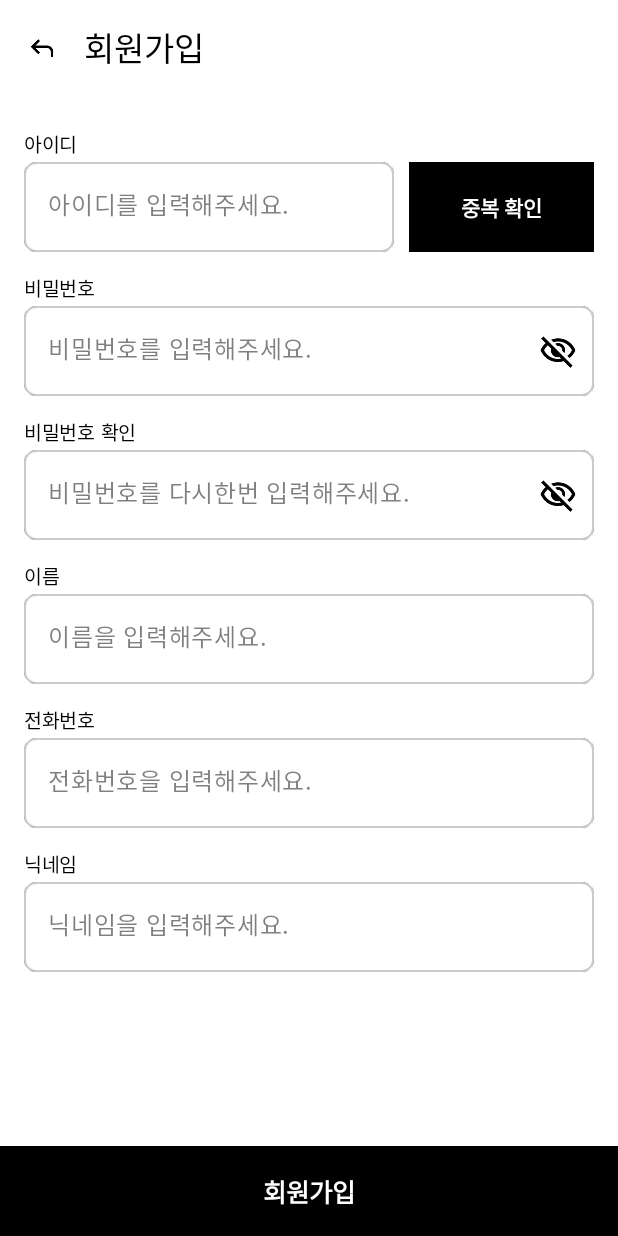
After one commit to AOS3/AOS3-FinalProject-BookVerse-Blank, an Android app built with Jetpack Compose: the composable RegisterScreen shown on its own in the app's theme, on a phone screen of 412 x 824 dp. The commit adds this screen. Run offline under Robolectric (Android 15) with nearby library versions, the phone set to English and light mode, and no system bars; our stand-ins replace Dagger/Hilt's generated code, Timber; Roboto replaces fonts that are not available here; 2 statements that could not run were skipped.

Commit message:
Feat: 회원가입 화면 추가 및 체크박스,툴바,바텀시트 컴포넌트 추가

```diff
--- /dev/null
+++ b/app/src/main/java/com/blank/bookverse/presentation/common/BookVerseBottomSheet.kt
@@ -0,0 +1,44 @@
+package com.blank.bookverse.presentation.common
+
+
+import androidx.compose.material3.ExperimentalMaterial3Api
+import androidx.compose.material3.ModalBottomSheet
+import androidx.compose.runtime.Composable
+import androidx.compose.runtime.LaunchedEffect
+import androidx.compose.runtime.MutableState
+import androidx.compose.runtime.mutableStateOf
+import androidx.compose.runtime.remember
+
+
+@OptIn(ExperimentalMaterial3Api::class)
+@Composable
+fun BookVerseBottomSheet(
+    visible: MutableState<Boolean>,
+    content: @Composable () -> Unit
+) {
+    // visible 값에 따라 BottomSheet를 열고 닫는 방식
+    val sheetState = remember { mutableStateOf(visible.value) }
+
+    // visible 값이 변경될 때마다 상태를 반영
+    LaunchedEffect(visible.value) {
+        sheetState.value = visible.value
+    }
+
+    if (sheetState.value) {
+        ModalBottomSheet(
+            onDismissRequest = {
+                visible.value = false
+            }
+        ) {
+            content()
+        }
+    }
+}
+
+
+//   val customBottomSheetVisible = remember { mutableStateOf(true) }
+//       BookVerseBottomSheet(
+//           visible = customBottomSheetVisible
+//       ) {
+//           Text(text = "여기는 BottomSheet 내용입니다.")
+//       }
--- a/app/src/main/java/com/blank/bookverse/presentation/navigation/NavGraphTest.kt
+++ b/app/src/main/java/com/blank/bookverse/presentation/navigation/NavGraphTest.kt
@@ -9,6 +9,7 @@ import androidx.navigation.compose.NavHost
 import androidx.navigation.compose.composable
 import androidx.navigation.compose.rememberNavController
 import com.blank.bookverse.presentation.ui.login.LoginScreen
+import com.blank.bookverse.presentation.ui.register.RegisterScreen
 import com.blank.bookverse.presentation.ui.splash.SplashScreen
 import com.blank.bookverse.presentation.ui.login.LoginScreen
 import com.blank.bookverse.presentation.ui.splash.SplashScreen
@@ -42,5 +43,7 @@ fun NavGraphTest(navController: NavHostController, modifier: Modifier = Modifier
         composable(MainNavItem.Splash.route) { SplashScreen(navController) }
         // 로그인
         composable(MainNavItem.Login.route) { LoginScreen(navController) }
+        // 회원가입
+        composable(MainNavItem.Register.route) { RegisterScreen(navController) }
     }
 }
--- a/app/src/main/java/com/blank/bookverse/presentation/navigation/NavItem.kt
+++ b/app/src/main/java/com/blank/bookverse/presentation/navigation/NavItem.kt
@@ -15,6 +15,7 @@ sealed class BottomNavItem(val route: String, val icon: ImageVector, val label:
 sealed class MainNavItem(val route: String, val label: String) {
     data object Splash : MainNavItem("splash", "스플래쉬")
     data object Login : MainNavItem("login", "로그인")
+    data object Register : MainNavItem("register", "회원가입")
     data object BookDetail : MainNavItem("book_detail", "책 상세")
     data object MoreQuote : MainNavItem("more_quote", "더보기")
 }
--- /dev/null
+++ b/app/src/main/java/com/blank/bookverse/presentation/ui/register/RegisterScreen.kt
@@ -0,0 +1,362 @@
+package com.blank.bookverse.presentation.ui.register
+
+
+import androidx.compose.foundation.background
+import androidx.compose.foundation.border
+import androidx.compose.foundation.layout.Box
+import androidx.compose.foundation.layout.Column
+import androidx.compose.foundation.layout.Row
+import androidx.compose.foundation.layout.Spacer
+import androidx.compose.foundation.layout.fillMaxHeight
+import androidx.compose.foundation.layout.fillMaxSize
+import androidx.compose.foundation.layout.fillMaxWidth
+import androidx.compose.foundation.layout.height
+import androidx.compose.foundation.layout.padding
+import androidx.compose.foundation.layout.size
+import androidx.compose.foundation.layout.width
+import androidx.compose.foundation.rememberScrollState
+import androidx.compose.foundation.shape.RoundedCornerShape
+import androidx.compose.foundation.verticalScroll
+import androidx.compose.material3.Icon
+import androidx.compose.material3.IconButton
+import androidx.compose.material3.Scaffold
+import androidx.compose.material3.Text
+import androidx.compose.runtime.Composable
+import androidx.compose.runtime.getValue
+import androidx.compose.runtime.mutableStateOf
+import androidx.compose.runtime.remember
+import androidx.compose.runtime.setValue
+import androidx.compose.ui.Alignment
+import androidx.compose.ui.Modifier
+import androidx.compose.ui.draw.clip
+import androidx.compose.ui.graphics.Color
+import androidx.compose.ui.res.painterResource
+import androidx.compose.ui.text.TextStyle
+import androidx.compose.ui.text.font.FontWeight
+import androidx.compose.ui.unit.dp
+import androidx.compose.ui.unit.sp
+import androidx.hilt.navigation.compose.hiltViewModel
+import androidx.navigation.NavHostController
+import com.blank.bookverse.R
+import com.blank.bookverse.presentation.common.BookVerseBottomSheet
+import com.blank.bookverse.presentation.common.BookVerseButton
+import com.blank.bookverse.presentation.common.BookVerseCheckBox
+import com.blank.bookverse.presentation.common.BookVerseTextField
+import com.blank.bookverse.presentation.common.BookVerseToolbar
+import com.blank.bookverse.presentation.common.LikeLionOutlinedTextFieldEndIconMode
+import com.blank.bookverse.presentation.common.LikeLionOutlinedTextFieldInputType
+import timber.log.Timber
+
+@Composable
+fun RegisterScreen(
+    navController: NavHostController,
+    registerViewModel: RegisterViewModel = hiltViewModel()
+) {
+    Scaffold(
+        topBar = {
+            BookVerseToolbar(title = "회원가입",
+                navigationIcon = {
+                    IconButton(onClick = {
+                        navController.popBackStack()
+                    }) {
+                        Icon(
+                            painterResource(id = R.drawable.ic_back_arrow),
+                            contentDescription = null,
+                            modifier = Modifier.size(20.dp)
+                        )
+                    }
+                })
+        },
+        modifier = Modifier.background(Color.White)
+    ) {
+
+        // checkBox
+        var checkedState by remember { mutableStateOf(false) }
+
+        // bottomSheet
+        val registerBottomSheetState = remember { mutableStateOf(false) }
+
+        // id
+        val registerUserIdState =
+            remember { mutableStateOf(registerViewModel.registerUserId.value) }
+        // pw
+        val registerUserPwState =
+            remember { mutableStateOf(registerViewModel.registerUserPw.value) }
+        // pw Check
+        val registerUserPwCheckState =
+            remember { mutableStateOf(registerViewModel.registerUserPwCheck.value) }
+        // name
+        val registerUserNameState =
+            remember { mutableStateOf(registerViewModel.registerUserNameCheck.value) }
+        // phoneNumber
+        val registerUserPhoneNumberState =
+            remember { mutableStateOf(registerViewModel.registerUserPhoneNumber.value) }
+        // nickName
+        val registerUserNickNameState =
+            remember { mutableStateOf(registerViewModel.registerUserNickName.value) }
+
+        Column(
+            modifier = Modifier
+                .background(Color.White)
+                .fillMaxSize()
+                .padding(it)
+                .padding(start = 16.dp, end = 16.dp, top = 20.dp)
+                .verticalScroll(rememberScrollState())
+        ) {
+            Text(
+                text = "아이디",
+                color = Color.Black,
+                fontWeight = FontWeight.Bold,
+                fontSize = 13.sp
+            )
+
+            Row(
+                modifier = Modifier
+                    .fillMaxWidth()
+                    .height(60.dp)
+            ) {
+
+                // ID
+                Box(
+                    modifier = Modifier
+                        .weight(2f)
+                ) {
+                    BookVerseTextField(
+                        textFieldValue = registerUserIdState,
+                        onValueChange = registerViewModel::onUserIdChanged,
+                        placeHolder = "아이디를 입력해주세요.",
+                        modifier = Modifier
+                            .clip(RoundedCornerShape(8.dp))
+                            .background(Color.White)
+                            .border(1.dp, Color.LightGray, RoundedCornerShape(8.dp))
+                            .fillMaxHeight()
+                            .fillMaxWidth(),
+                        trailingIconMode = LikeLionOutlinedTextFieldEndIconMode.TEXT,
+                    )
+                }
+
+                Spacer(modifier = Modifier.width(10.dp))
+
+                Box(
+                    modifier = Modifier
+                        .weight(1f)
+                ) {
+                    BookVerseButton(
+                        text = "중복 확인",
+                        onClick = {
+                            Timber.e("중복 확인 처리")
+                        },
+                        backgroundColor = Color.Black,
+                        textColor = Color.White,
+                        modifier = Modifier
+                            .fillMaxHeight()
+                            .fillMaxWidth(),
+                        textStyle = TextStyle(fontSize = 14.sp, fontWeight = FontWeight.Bold)
+                    )
+                }
+            }
+            Text(
+                text = "비밀번호",
+                color = Color.Black,
+                fontWeight = FontWeight.Bold,
+                fontSize = 13.sp,
+                modifier = Modifier.padding(top = 12.dp)
+            )
+
+            // PW
+            BookVerseTextField(
+                textFieldValue = registerUserPwState,
+                onValueChange = registerViewModel::onUserPwChanged,
+                placeHolder = "비밀번호를 입력해주세요.",
+                modifier = Modifier
+                    .fillMaxWidth()
+                    .height(60.dp)
+                    .clip(RoundedCornerShape(8.dp))
+                    .background(
+                        Color.White,
+                        shape = RoundedCornerShape(8.dp)
+                    )
+                    .border(1.dp, Color.LightGray, RoundedCornerShape(8.dp)),
+                inputType = LikeLionOutlinedTextFieldInputType.PASSWORD,
+                trailingIconMode = LikeLionOutlinedTextFieldEndIconMode.PASSWORD
+            )
+
+            Text(
+                text = "비밀번호 확인",
+                color = Color.Black,
+                fontWeight = FontWeight.Bold,
+                fontSize = 13.sp,
+                modifier = Modifier.padding(top = 12.dp)
+            )
+
+            // PW Check
+            BookVerseTextField(
+                textFieldValue = registerUserPwCheckState,
+                onValueChange = registerViewModel::onUserPwCheckChanged,
+                placeHolder = "비밀번호를 다시한번 입력해주세요.",
+                modifier = Modifier
+                    .fillMaxWidth()
+                    .height(60.dp)
+                    .clip(RoundedCornerShape(8.dp))
+                    .background(
+                        Color.White,
+                        shape = RoundedCornerShape(8.dp)
+                    )
+                    .border(1.dp, Color.LightGray, RoundedCornerShape(8.dp)),
+                inputType = LikeLionOutlinedTextFieldInputType.PASSWORD,
+                trailingIconMode = LikeLionOutlinedTextFieldEndIconMode.PASSWORD
+            )
+
+            Text(
+                text = "이름",
+                color = Color.Black,
+                fontWeight = FontWeight.Bold,
+                fontSize = 13.sp,
+                modifier = Modifier.padding(top = 12.dp)
+            )
+
+            // Name
+            BookVerseTextField(
+                textFieldValue = registerUserNameState,
+                onValueChange = registerViewModel::onUserNameChanged,
+                placeHolder = "이름을 입력해주세요.",
+                modifier = Modifier
+                    .fillMaxWidth()
+                    .height(60.dp)
+                    .clip(RoundedCornerShape(8.dp))
+                    .background(
+                        Color.White,
+                        shape = RoundedCornerShape(8.dp)
+                    )
+                    .border(1.dp, Color.LightGray, RoundedCornerShape(8.dp)),
+                inputType = LikeLionOutlinedTextFieldInputType.TEXT,
+                trailingIconMode = LikeLionOutlinedTextFieldEndIconMode.TEXT
+            )
+
+            Text(
+                text = "전화번호",
+                color = Color.Black,
+                fontWeight = FontWeight.Bold,
+                fontSize = 13.sp,
+                modifier = Modifier.padding(top = 12.dp)
+            )
+
+            // PhoneNumber
+            BookVerseTextField(
+                textFieldValue = registerUserPhoneNumberState,
+                onValueChange = registerViewModel::onUserPhoneNumberChanged,
+                placeHolder = "전화번호을 입력해주세요.",
+                modifier = Modifier
+                    .fillMaxWidth()
+                    .height(60.dp)
+                    .clip(RoundedCornerShape(8.dp))
+                    .background(
+                        Color.White,
+                        shape = RoundedCornerShape(8.dp)
+                    )
+                    .border(1.dp, Color.LightGray, RoundedCornerShape(8.dp)),
+                inputType = LikeLionOutlinedTextFieldInputType.NUMBER,
+                trailingIconMode = LikeLionOutlinedTextFieldEndIconMode.TEXT
+            )
+
+            Text(
+                text = "닉네임",
+                color = Color.Black,
+                fontWeight = FontWeight.Bold,
+                fontSize = 13.sp,
+                modifier = Modifier.padding(top = 12.dp)
+            )
+
+            // NickName
+            BookVerseTextField(
+                textFieldValue = registerUserNickNameState,
+                onValueChange = registerViewModel::onUserNickNameChanged,
+                placeHolder = "닉네임을 입력해주세요.",
+                modifier = Modifier
+                    .fillMaxWidth()
+                    .height(60.dp)
+                    .clip(RoundedCornerShape(8.dp))
+                    .background(
+                        Color.White,
+                        shape = RoundedCornerShape(8.dp)
+                    )
+                    .border(1.dp, Color.LightGray, RoundedCornerShape(8.dp)),
+                inputType = LikeLionOutlinedTextFieldInputType.TEXT,
+                trailingIconMode = LikeLionOutlinedTextFieldEndIconMode.TEXT
+            )
+        }
+        Box(
+            modifier = Modifier
+                .fillMaxSize()
+                .fillMaxHeight()
+        ) {
+            // Register
+            BookVerseButton(
+                text = "회원가입",
+                onClick = {
+                    Timber.e("회원가입 처리")
+                    Timber.e("${registerViewModel.registerUserId.value}")
+                    registerBottomSheetState.value = true
+                },
+                backgroundColor = Color.Black,
+                textColor = Color.White,
+                modifier = Modifier
+                    .height(60.dp)
+                    .fillMaxWidth()
+                    .align(Alignment.BottomCenter),
+                textStyle = TextStyle(fontSize = 17.sp, fontWeight = FontWeight.Bold)
+            )
+        }
+
+        // bottomSheet
+        BookVerseBottomSheet(
+            visible = registerBottomSheetState,
+        ) {
+            Column(
+                modifier = Modifier
+                    .fillMaxWidth()
+                    .padding(start = 10.dp, end = 10.dp)
+                    .background(Color.White)
+            ) {
+                Text(
+                    text = """
+               📌 개인정보 수집 및 이용 동의서
+               1. 개인정보의 수집 및 이용 목적
+               회사는 회원가입 및 서비스 이용을 위해 아래와 같은 개인정보를 수집합니다.
+               2. 수집하는 개인정보 항목
+               필수 항목: 이름, 아이디, 비밀번호, 연락처, 닉네임
+               3. 개인정보 보유 및 이용 기간
+               회원 탈퇴 후 30일까지 보관 후 즉시 파기하며, 관련 법령에 따라 일정 기간 보관이 필요한 경우 해당 기간 동안 보관 후 삭제합니다.
+               4. 동의 거부 권리 및 불이익
+               이용자는 개인정보 제공에 동의하지 않을 권리가 있으며, 필수 항목 동의 거부 시 서비스 이용이 제한될 수 있습니다. 선택 항목 미동의 시에도 기본적인 서비스 이용은 가능합니다.
+           """.trimIndent(),
+                    fontSize = 15.sp
+                )
+
+                Spacer(modifier = Modifier.height(30.dp))
+
+                BookVerseCheckBox(
+                    checkedState,
+                    { checkedState = it },
+                    text = "[필수] 개인정보 수집 및 이용에 동의합니다."
+                )
+
+                Spacer(modifier = Modifier.height(30.dp))
+
+                // agree
+                BookVerseButton(
+                    text = "가입하기",
+                    onClick = {
+                        registerBottomSheetState.value = true
+                    },
+                    backgroundColor = Color.Black,
+                    textColor = Color.White,
+                    modifier = Modifier
+                        .height(60.dp)
+                        .fillMaxWidth(),
+                    textStyle = TextStyle(fontSize = 17.sp, fontWeight = FontWeight.Bold)
+                )
+            }
+        }
+    }
+}
--- /dev/null
+++ b/app/src/main/java/com/blank/bookverse/presentation/ui/register/RegisterViewModel.kt
@@ -0,0 +1,76 @@
+package com.blank.bookverse.presentation.ui.register
+
+
+import androidx.lifecycle.ViewModel
+import dagger.hilt.android.lifecycle.HiltViewModel
+import kotlinx.coroutines.flow.MutableStateFlow
+import kotlinx.coroutines.flow.asStateFlow
+import javax.inject.Inject
+
+@HiltViewModel
+class RegisterViewModel @Inject constructor(
+
+):ViewModel() {
+    // 회원가입 아이디 상태 관리
+    private val _registerUserId = MutableStateFlow("")
+    val registerUserId = _registerUserId.asStateFlow()
+
+    // 회원가입 비밀번호 상태 관리
+    private val _registerUserPw = MutableStateFlow("")
+    val registerUserPw = _registerUserPw.asStateFlow()
+
+    // 회원가입 비밀번호 확인 상태 관리
+    private val _registerUserPwCheck = MutableStateFlow("")
+    val registerUserPwCheck = _registerUserPwCheck.asStateFlow()
+
+    // 회원가입 이름 상태 관리
+    private val _registerUserNameCheck = MutableStateFlow("")
+    val registerUserNameCheck = _registerUserNameCheck.asStateFlow()
+
+    // 회원가입 전화번호 상태 관리
+    private val _registerUserPhoneNumber = MutableStateFlow("")
+    val registerUserPhoneNumber = _registerUserPhoneNumber.asStateFlow()
+
+    // 회원가입 닉네임 상태 관리
+    private val _registerUserNickName = MutableStateFlow("")
+    val registerUserNickName = _registerUserNickName.asStateFlow()
+
+    // BottomSheet visible
+    private val _isBottomSheetVisible = MutableStateFlow(false)
+    val isBottomSheetVisible = _isBottomSheetVisible.asStateFlow()
+
+    // 회원가입 아이디 필드값 변경
+    fun onUserIdChanged(value: String) {
+        _registerUserId.value = value
+    }
+
+    // 회원가입 비밀번호 필드값 변경
+    fun onUserPwChanged(value: String) {
+        _registerUserPw.value = value
+    }
+
+    // 회원가입 비밀번호 확인 필드값 변경
+    fun onUserPwCheckChanged(value: String) {
+        _registerUserPwCheck.value = value
+    }
+
+    // 회원가입 이름 확인 필드값 변경
+    fun onUserNameChanged(value: String) {
+        _registerUserNameCheck.value = value
+    }
+
+    // 회원가입 전화번호 확인 필드값 변경
+    fun onUserPhoneNumberChanged(value: String) {
+        _registerUserPhoneNumber.value = value
+    }
+
+    // 회원가입 닉네임 확인 필드값 변경
+    fun onUserNickNameChanged(value: String) {
+        _registerUserNickName.value = value
+    }
+
+    // BottomSheet show
+    fun changeRegisterBottomSheetState(state:Boolean) {
+        _isBottomSheetVisible.value = state
+    }
+}
```
Also changed, not shown: app/src/main/java/com/blank/bookverse/presentation/common/BookVerseCheckbox.kt (added, +69 -0 lines), app/src/main/java/com/blank/bookverse/presentation/ui/login/LoginScreen.kt (+32 -9 lines), app/src/main/java/com/blank/bookverse/presentation/ui/login/LoginViewModel.kt (+12 -16 lines), app/src/main/res/drawable/ic_back_arrow.png (added), app/src/main/res/drawable/ic_check_off.png (added), app/src/main/res/drawable/ic_check_on.png (added).
